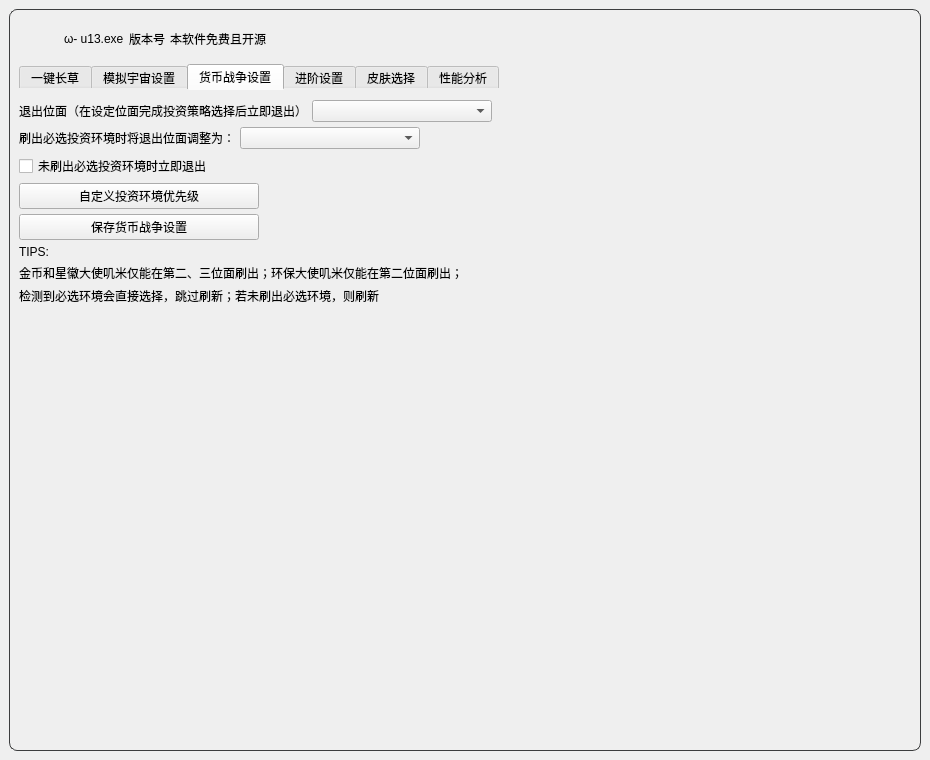
Old version of the form resource/ui/UI.ui in the repository syfoud/Simulated_Scepter.
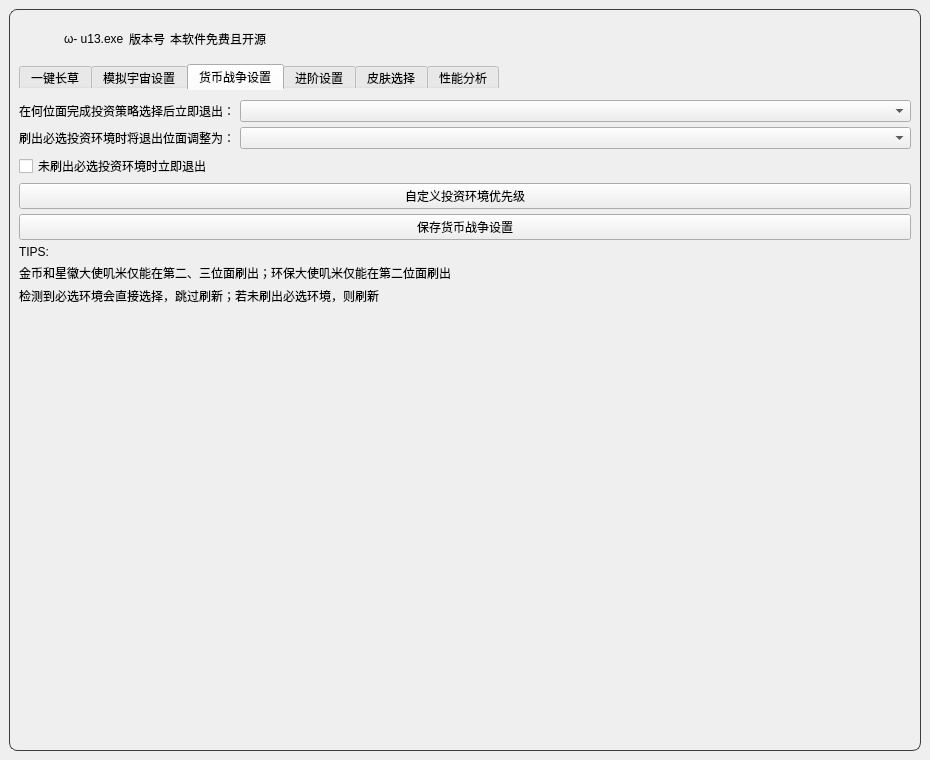
New version of the form. The open tabs and pages were chosen to show the change. Icons and pictures are not drawn.

What changed in the file:
```diff
--- a/resource/ui/UI.ui
+++ b/resource/ui/UI.ui
@@ -1115,94 +1115,26 @@
             <number>0</number>
            </property>
            <item>
-            <layout class="QHBoxLayout" name="horizontalLayout_currency_exit_plane">
-             <item>
+            <layout class="QFormLayout" name="formLayout_currency_war">
+             <item row="0" column="0">
               <widget class="QLabel" name="Currency_exit_plane_label">
                <property name="text">
-                <string>退出位面（在设定位面完成投资策略选择后立即退出）</string>
+                <string>在何位面完成投资策略选择后立即退出：</string>
                </property>
               </widget>
              </item>
-             <item>
-              <widget class="QComboBox" name="Currency_exit_plane_combo">
-               <property name="sizePolicy">
-                <sizepolicy hsizetype="Fixed" vsizetype="Fixed">
-                 <horstretch>0</horstretch>
-                 <verstretch>0</verstretch>
-                </sizepolicy>
-               </property>
-               <property name="minimumSize">
-                <size>
-                 <width>180</width>
-                 <height>0</height>
-                </size>
-               </property>
-               <property name="maximumSize">
-                <size>
-                 <width>240</width>
-                 <height>16777215</height>
-                </size>
-               </property>
-              </widget>
+             <item row="0" column="1">
+              <widget class="QComboBox" name="Currency_exit_plane_combo"/>
              </item>
-             <item>
-              <spacer name="horizontalSpacer_currency_exit_plane">
-               <property name="orientation">
-                <enum>Qt::Horizontal</enum>
-               </property>
-               <property name="sizeHint" stdset="0">
-                <size>
-                 <width>40</width>
-                 <height>20</height>
-                </size>
-               </property>
-              </spacer>
-             </item>
-            </layout>
-           </item>
-           <item>
-            <layout class="QHBoxLayout" name="horizontalLayout_currency_prior_exit_plane">
-             <item>
+             <item row="1" column="0">
               <widget class="QLabel" name="Currency_prior_exit_plane_label">
                <property name="text">
                 <string>刷出必选投资环境时将退出位面调整为：</string>
                </property>
               </widget>
              </item>
-             <item>
-              <widget class="QComboBox" name="Currency_prior_exit_plane_combo">
-               <property name="sizePolicy">
-                <sizepolicy hsizetype="Fixed" vsizetype="Fixed">
-                 <horstretch>0</horstretch>
-                 <verstretch>0</verstretch>
-                </sizepolicy>
-               </property>
-               <property name="minimumSize">
-                <size>
-                 <width>180</width>
-                 <height>0</height>
-                </size>
-               </property>
-               <property name="maximumSize">
-                <size>
-                 <width>240</width>
-                 <height>16777215</height>
-                </size>
-               </property>
-              </widget>
-             </item>
-             <item>
-              <spacer name="horizontalSpacer_currency_prior_exit_plane">
-               <property name="orientation">
-                <enum>Qt::Horizontal</enum>
-               </property>
-               <property name="sizeHint" stdset="0">
-                <size>
-                 <width>40</width>
-                 <height>20</height>
-                </size>
-               </property>
-              </spacer>
+             <item row="1" column="1">
+              <widget class="QComboBox" name="Currency_prior_exit_plane_combo"/>
              </item>
             </layout>
            </item>
@@ -1215,37 +1147,13 @@
            </item>
            <item>
             <widget class="QPushButton" name="Currency_priority_settings_btn">
-              <property name="sizePolicy">
-              <sizepolicy hsizetype="Fixed" vsizetype="Fixed">
-                <horstretch>0</horstretch>
-                <verstretch>0</verstretch>
-              </sizepolicy>
-              </property>
-              <property name="maximumSize">
-              <size>
-                <width>240</width>
-                <height>16777215</height>
-              </size>
-              </property>
-              <property name="text">
+             <property name="text">
               <string>自定义投资环境优先级</string>
               </property>
             </widget>
            </item>
            <item>
             <widget class="QPushButton" name="Currency_save_btn">
-             <property name="sizePolicy">
-              <sizepolicy hsizetype="Fixed" vsizetype="Fixed">
-               <horstretch>0</horstretch>
-               <verstretch>0</verstretch>
-              </sizepolicy>
-             </property>
-             <property name="maximumSize">
-              <size>
-               <width>240</width>
-               <height>16777215</height>
-              </size>
-             </property>
              <property name="text">
               <string>保存货币战争设置</string>
              </property>
@@ -1261,7 +1169,7 @@
            <item>
             <widget class="QLabel" name="Currency_settings_label">
              <property name="text">
-              <string>金币和星徽大使叽米仅能在第二、三位面刷出；环保大使叽米仅能在第二位面刷出；</string>
+              <string>金币和星徽大使叽米仅能在第二、三位面刷出；环保大使叽米仅能在第二位面刷出</string>
              </property>
             </widget>
            </item>
```
Left out of the diff: 10 changed lines with no effect on the pictures.
